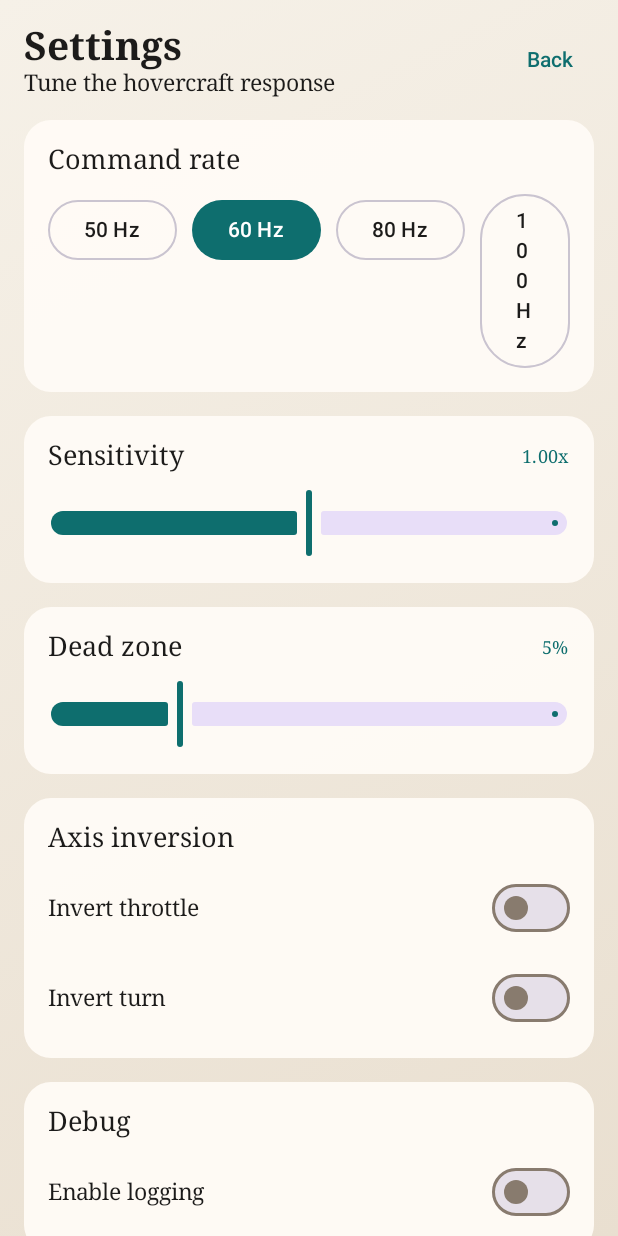
After one commit to damiano-sca/rc-hovercraft, an Android app built with Jetpack Compose: the composable SettingsScreen shown on its own in the app's theme, on a phone screen of 412 x 824 dp. The commit adds this screen. Run offline under Robolectric (Android 15) with nearby library versions, the phone set to English and light mode, and no system bars.

Commit message:
Settings screen implementation

```diff
--- /dev/null
+++ b/app/src/main/java/com/example/hovercraftcontroller/ui/settings/SettingsScreen.kt
@@ -0,0 +1,267 @@
+package com.example.hovercraftcontroller.ui.settings
+
+import androidx.compose.foundation.background
+import androidx.compose.foundation.layout.Arrangement
+import androidx.compose.foundation.layout.Column
+import androidx.compose.foundation.layout.Row
+import androidx.compose.foundation.layout.fillMaxSize
+import androidx.compose.foundation.layout.fillMaxWidth
+import androidx.compose.foundation.layout.padding
+import androidx.compose.foundation.rememberScrollState
+import androidx.compose.foundation.verticalScroll
+import androidx.compose.material3.Button
+import androidx.compose.material3.Card
+import androidx.compose.material3.CardDefaults
+import androidx.compose.material3.MaterialTheme
+import androidx.compose.material3.OutlinedButton
+import androidx.compose.material3.Slider
+import androidx.compose.material3.Switch
+import androidx.compose.material3.Text
+import androidx.compose.material3.TextButton
+import androidx.compose.runtime.Composable
+import androidx.compose.runtime.getValue
+import androidx.compose.ui.Alignment
+import androidx.compose.ui.Modifier
+import androidx.compose.ui.graphics.Brush
+import androidx.compose.foundation.shape.RoundedCornerShape
+import androidx.compose.ui.unit.dp
+import androidx.lifecycle.compose.collectAsStateWithLifecycle
+import androidx.lifecycle.viewmodel.compose.viewModel
+import kotlin.math.roundToInt
+
+private val CommandRates = listOf(50, 60, 80, 100)
+
+@Composable
+fun SettingsRoute(
+    onBack: () -> Unit = {},
+    viewModel: SettingsViewModel = viewModel()
+) {
+    val state by viewModel.uiState.collectAsStateWithLifecycle()
+    SettingsScreen(
+        state = state,
+        onBack = onBack,
+        onCommandRateChange = viewModel::setCommandRate,
+        onSensitivityChange = viewModel::setSensitivity,
+        onDeadZoneChange = viewModel::setDeadZone,
+        onInvertThrottleChange = viewModel::setInvertThrottle,
+        onInvertTurnChange = viewModel::setInvertTurn,
+        onDebugLoggingChange = viewModel::setDebugLogging
+    )
+}
+
+@Composable
+fun SettingsScreen(
+    state: SettingsUiState,
+    onBack: () -> Unit,
+    onCommandRateChange: (Int) -> Unit,
+    onSensitivityChange: (Float) -> Unit,
+    onDeadZoneChange: (Float) -> Unit,
+    onInvertThrottleChange: (Boolean) -> Unit,
+    onInvertTurnChange: (Boolean) -> Unit,
+    onDebugLoggingChange: (Boolean) -> Unit
+) {
+    val backgroundBrush = Brush.linearGradient(
+        colors = listOf(
+            MaterialTheme.colorScheme.background,
+            MaterialTheme.colorScheme.surfaceVariant
+        )
+    )
+
+    Column(
+        modifier = Modifier
+            .fillMaxSize()
+            .background(backgroundBrush)
+            .verticalScroll(rememberScrollState())
+            .padding(16.dp),
+        verticalArrangement = Arrangement.spacedBy(16.dp)
+    ) {
+        SettingsHeader(onBack = onBack)
+        CommandRateCard(
+            selectedRate = state.commandRateHz,
+            onRateSelected = onCommandRateChange
+        )
+        SliderCard(
+            title = "Sensitivity",
+            valueLabel = "${"%.2f".format(state.sensitivity)}x",
+            value = state.sensitivity,
+            valueRange = 0.5f..1.5f,
+            onValueChange = onSensitivityChange
+        )
+        SliderCard(
+            title = "Dead zone",
+            valueLabel = "${(state.deadZone * 100).roundToInt()}%",
+            value = state.deadZone,
+            valueRange = 0f..0.2f,
+            onValueChange = onDeadZoneChange
+        )
+        ToggleCard(
+            title = "Axis inversion",
+            rows = listOf(
+                ToggleRow(
+                    label = "Invert throttle",
+                    checked = state.invertThrottle,
+                    onCheckedChange = onInvertThrottleChange
+                ),
+                ToggleRow(
+                    label = "Invert turn",
+                    checked = state.invertTurn,
+                    onCheckedChange = onInvertTurnChange
+                )
+            )
+        )
+        ToggleCard(
+            title = "Debug",
+            rows = listOf(
+                ToggleRow(
+                    label = "Enable logging",
+                    checked = state.debugLogging,
+                    onCheckedChange = onDebugLoggingChange
+                )
+            )
+        )
+    }
+}
+
+@Composable
+private fun SettingsHeader(onBack: () -> Unit) {
+    Row(
+        modifier = Modifier.fillMaxWidth(),
+        horizontalArrangement = Arrangement.SpaceBetween,
+        verticalAlignment = Alignment.CenterVertically
+    ) {
+        Column {
+            Text(
+                text = "Settings",
+                style = MaterialTheme.typography.headlineMedium
+            )
+            Text(
+                text = "Tune the hovercraft response",
+                style = MaterialTheme.typography.bodyMedium,
+                color = MaterialTheme.colorScheme.onSurfaceVariant
+            )
+        }
+        TextButton(onClick = onBack) {
+            Text(text = "Back")
+        }
+    }
+}
+
+@Composable
+private fun CommandRateCard(
+    selectedRate: Int,
+    onRateSelected: (Int) -> Unit
+) {
+    Card(
+        shape = RoundedCornerShape(18.dp),
+        colors = CardDefaults.cardColors(
+            containerColor = MaterialTheme.colorScheme.surface.copy(alpha = 0.96f)
+        )
+    ) {
+        Column(
+            modifier = Modifier.padding(16.dp),
+            verticalArrangement = Arrangement.spacedBy(12.dp)
+        ) {
+            Text(
+                text = "Command rate",
+                style = MaterialTheme.typography.titleMedium
+            )
+            Row(horizontalArrangement = Arrangement.spacedBy(10.dp)) {
+                CommandRates.forEach { rate ->
+                    val isSelected = rate == selectedRate
+                    if (isSelected) {
+                        Button(onClick = { onRateSelected(rate) }) {
+                            Text(text = "$rate Hz")
+                        }
+                    } else {
+                        OutlinedButton(onClick = { onRateSelected(rate) }) {
+                            Text(text = "$rate Hz")
+                        }
+                    }
+                }
+            }
+        }
+    }
+}
+
+@Composable
+private fun SliderCard(
+    title: String,
+    valueLabel: String,
+    value: Float,
+    valueRange: ClosedFloatingPointRange<Float>,
+    onValueChange: (Float) -> Unit
+) {
+    Card(
+        shape = RoundedCornerShape(18.dp),
+        colors = CardDefaults.cardColors(
+            containerColor = MaterialTheme.colorScheme.surface.copy(alpha = 0.96f)
+        )
+    ) {
+        Column(
+            modifier = Modifier.padding(16.dp),
+            verticalArrangement = Arrangement.spacedBy(10.dp)
+        ) {
+            Row(
+                modifier = Modifier.fillMaxWidth(),
+                horizontalArrangement = Arrangement.SpaceBetween,
+                verticalAlignment = Alignment.CenterVertically
+            ) {
+                Text(text = title, style = MaterialTheme.typography.titleMedium)
+                Text(
+                    text = valueLabel,
+                    style = MaterialTheme.typography.labelMedium,
+                    color = MaterialTheme.colorScheme.primary
+                )
+            }
+            Slider(
+                value = value,
+                onValueChange = onValueChange,
+                valueRange = valueRange
+            )
+        }
+    }
+}
+
+private data class ToggleRow(
+    val label: String,
+    val checked: Boolean,
+    val onCheckedChange: (Boolean) -> Unit
+)
+
+@Composable
+private fun ToggleCard(
+    title: String,
+    rows: List<ToggleRow>
+) {
+    Card(
+        shape = RoundedCornerShape(18.dp),
+        colors = CardDefaults.cardColors(
+            containerColor = MaterialTheme.colorScheme.surface.copy(alpha = 0.96f)
+        )
+    ) {
+        Column(
+            modifier = Modifier.padding(16.dp),
+            verticalArrangement = Arrangement.spacedBy(12.dp)
+        ) {
+            Text(text = title, style = MaterialTheme.typography.titleMedium)
+            rows.forEach { row ->
+                ToggleRowItem(row = row)
+            }
+        }
+    }
+}
+
+@Composable
+private fun ToggleRowItem(row: ToggleRow) {
+    Row(
+        modifier = Modifier.fillMaxWidth(),
+        horizontalArrangement = Arrangement.SpaceBetween,
+        verticalAlignment = Alignment.CenterVertically
+    ) {
+        Text(text = row.label, style = MaterialTheme.typography.bodyMedium)
+        Switch(
+            checked = row.checked,
+            onCheckedChange = row.onCheckedChange
+        )
+    }
+}
--- /dev/null
+++ b/app/src/main/java/com/example/hovercraftcontroller/ui/settings/SettingsUiState.kt
@@ -0,0 +1,10 @@
+package com.example.hovercraftcontroller.ui.settings
+
+data class SettingsUiState(
+    val commandRateHz: Int = 60,
+    val sensitivity: Float = 1.0f,
+    val deadZone: Float = 0.05f,
+    val invertThrottle: Boolean = false,
+    val invertTurn: Boolean = false,
+    val debugLogging: Boolean = false
+)
```
Also changed, not shown: app/src/main/java/com/example/hovercraftcontroller/AppRoot.kt (+8 -2 lines), app/src/main/java/com/example/hovercraftcontroller/ui/control/ControlScreen.kt (+16 -4 lines), app/src/main/java/com/example/hovercraftcontroller/ui/settings/SettingsViewModel.kt (added, +35 -0 lines).
